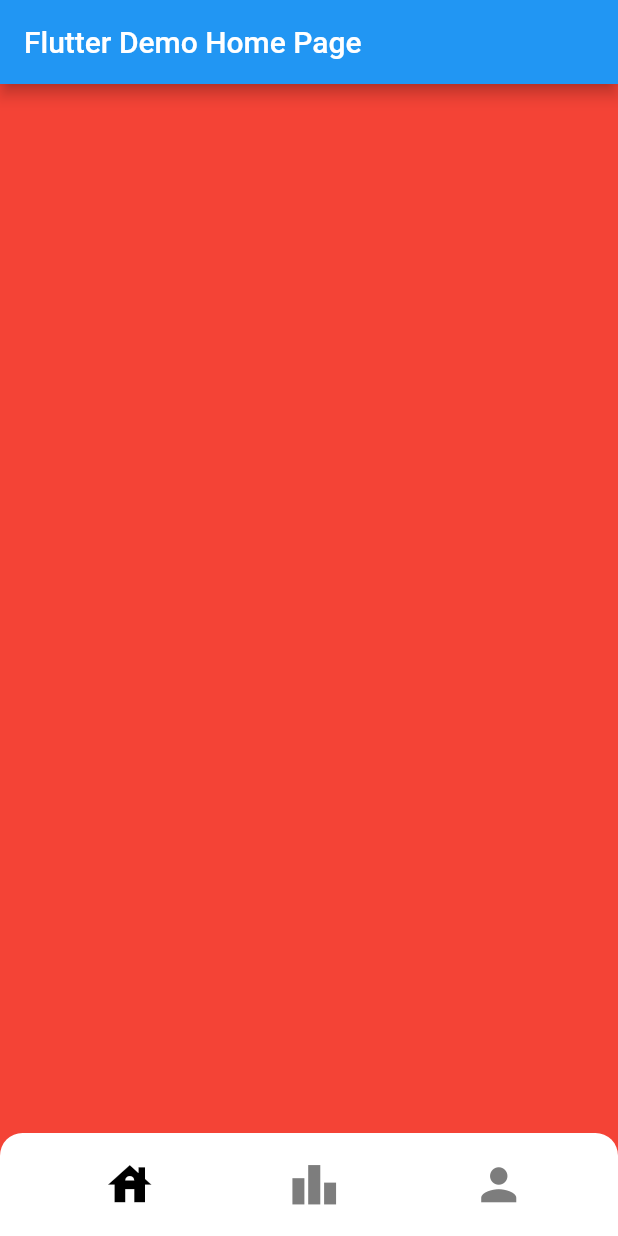
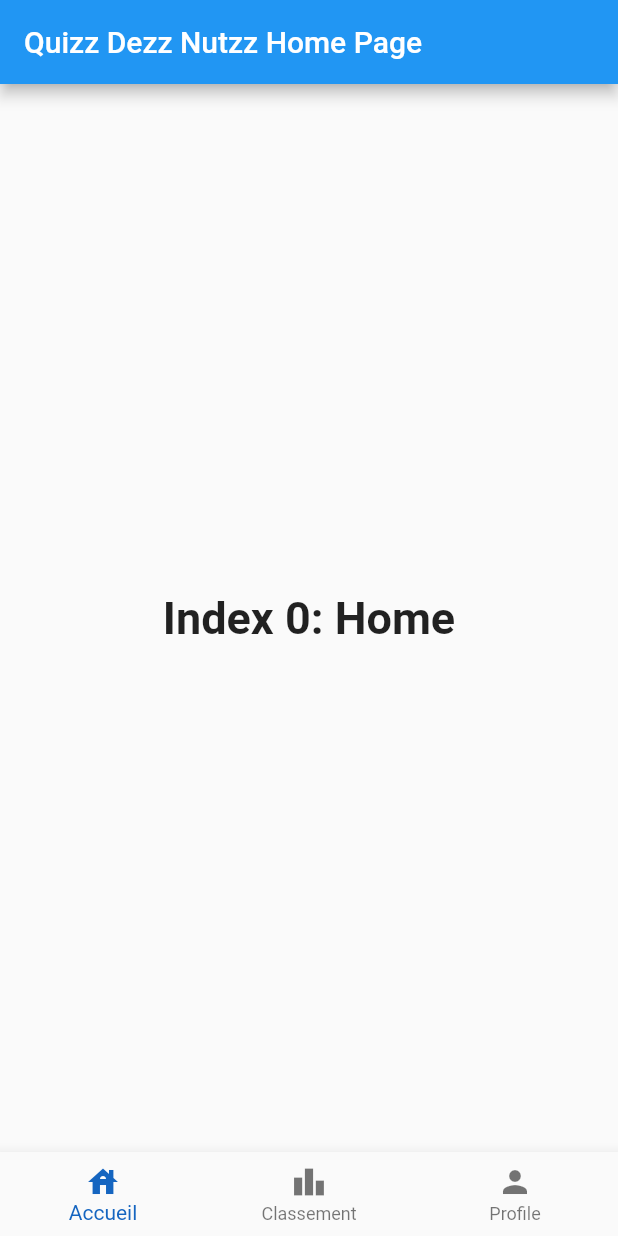
Before and after one commit to YHDF/QuizzApp, a Flutter app: the screen it shows after launch, on a phone screen of 412 x 824 dp. Run offline on Flutter 3.47's test engine with Material 2 defaults, Android fonts, the phone set to English and light mode, and no system bars.

Commit message:
using WORSE bottombar

```diff
--- a/lib/src/main.dart
+++ b/lib/src/main.dart
@@ -12,11 +12,12 @@ class MyApp extends StatelessWidget {
   @override
   Widget build(BuildContext context) {
     return MaterialApp(
-      title: 'Flutter Demo',
+      debugShowCheckedModeBanner: false,
+      title: 'Quizz Nutzz',
       theme: ThemeData(
         primarySwatch: Colors.blue,
       ),
-      home: const MyHomePage(title: 'Flutter Demo Home Page'),
+      home: const MyHomePage(title: 'Quizz Dezz Nutzz Home Page'),
     );
   }
 }
@@ -32,29 +33,58 @@ class MyHomePage extends StatefulWidget {
 
 class _MyHomePageState extends State<MyHomePage> {
 
+  int _selectedIndex = 0;
+  static const TextStyle optionStyle =
+  TextStyle(fontSize: 30, fontWeight: FontWeight.bold);
+  static const List<Widget> _widgetOptions = <Widget>[
+    Text(
+      'Index 0: Home',
+      style: optionStyle,
+    ),
+    Text(
+      'Index 1: Business',
+      style: optionStyle,
+    ),
+    Text(
+      'Index 2: School',
+      style: optionStyle,
+    ),
+  ];
+
+  void _onItemTapped(int index) {
+    setState(() {
+      _selectedIndex = index;
+    });
+  }
+
   @override
   Widget build(BuildContext context) {
-    var dev_width = MediaQuery.of(context).size.width;
-    var dev_height = MediaQuery.of(context).size.height;
     return Scaffold(
       appBar: AppBar(
 
         title: Text(widget.title),
       ),
-      body:   Container(
-        width: dev_width,
-        height: dev_height,
-        color: Colors.red,
-        child: Stack(
-          children: [
-            Positioned.fill(
-              child: Align(
-                  alignment: Alignment.bottomCenter,
-                  child:  BottomBar(),
-              ),
-            ),
-          ],
-        ),
+      body: Center(
+        child: _widgetOptions.elementAt(_selectedIndex),
+    ),
+      bottomNavigationBar: BottomNavigationBar(
+        items: const <BottomNavigationBarItem>[
+          BottomNavigationBarItem(
+            icon: Icon(IconData(0xe328, fontFamily: 'MaterialIcons')),
+            label: 'Accueil',
+          ),
+          BottomNavigationBarItem(
+            icon: Icon(IconData(0xe36f, fontFamily: 'MaterialIcons')),
+            label: 'Classement',
+          ),
+          BottomNavigationBarItem(
+            icon: Icon(IconData(0xe491, fontFamily: 'MaterialIcons')),
+            label: 'Profile',
+          ),
+        ],
+        currentIndex: _selectedIndex,
+        selectedItemColor: Colors.blue[800],
+        onTap: _onItemTapped,
       ),
     );
   }
--- a/lib/src/presentation/BottomBar.dart
+++ /dev/null
@@ -1,103 +0,0 @@
-import 'package:flutter/material.dart';
-import 'package:flutter/widgets.dart';
-
-class BottomBar extends StatefulWidget {
-  @override
-  State<StatefulWidget> createState() => BottomBarState();
-}
-
-class BottomBarState extends State<BottomBar> {
-  int homeButtonColor = 0;
-  int statsButtonColor = 125;
-  int profileButtonColor = 125;
-
-  @override
-  void initState() {
-    // TODO: implement initState
-    super.initState();
-  }
-
-  @override
-  Widget build(BuildContext context) {
-    var dev_width = MediaQuery.of(context).size.width;
-    var dev_height = MediaQuery.of(context).size.height;
-    return Container(
-      width: dev_width,
-      height: dev_height / 12,
-      decoration: const BoxDecoration(
-        color: Colors.white,
-        borderRadius: BorderRadius.only(
-          topLeft: Radius.circular(15.0),
-          topRight: Radius.circular(15.0),
-        ),
-      ),
-      child: Row(
-        children: [
-          const VerticalDivider(
-            width: 35,
-            color: Colors.transparent,
-          ),
-          Container(
-            width: dev_width / 4,
-            height: double.infinity,
-            child: TextButton(
-              child: Icon(
-                const IconData(0xe328, fontFamily: 'MaterialIcons'),
-                size: 35,
-                color: Color.fromRGBO(homeButtonColor, homeButtonColor, homeButtonColor, 1),
-              ),
-              onPressed: () {
-                setState((){
-                  homeButtonColor = 0;
-                  statsButtonColor = profileButtonColor = 125;
-                });
-              },
-            ),
-          ),
-          const VerticalDivider(
-            width: 20,
-            color: Colors.transparent,
-          ),
-          Container(
-            width: dev_width / 4,
-            height: double.infinity,
-            child: TextButton(
-              child: Icon(
-                const IconData(0xe36f, fontFamily: 'MaterialIcons'),
-                size: 35,
-                color: Color.fromRGBO(statsButtonColor, statsButtonColor, statsButtonColor, 1),
-              ),
-              onPressed: () {
-                setState((){
-                  statsButtonColor = 0;
-                  homeButtonColor = profileButtonColor = 125;
-                });
-              },
-            ),
-          ),
-          const VerticalDivider(
-            width: 20,
-            color: Colors.transparent,
-          ),
-          Container(
-            width: dev_width / 4,
-            height: double.infinity,
-            child: TextButton(
-              child: Icon(
-                const IconData(0xe491, fontFamily: 'MaterialIcons'),
-                size: 35,
-                color: Color.fromRGBO(profileButtonColor, profileButtonColor, profileButtonColor, 1),
-              ),
-              onPressed: () {
-                setState((){
-                  profileButtonColor = 0;
-                  statsButtonColor = homeButtonColor = 125;
-                });
-              },
-            ),
-          ),
-        ],
-      ),
-    );
-  }
-}
```
Also changed, not shown: 1 other file.
